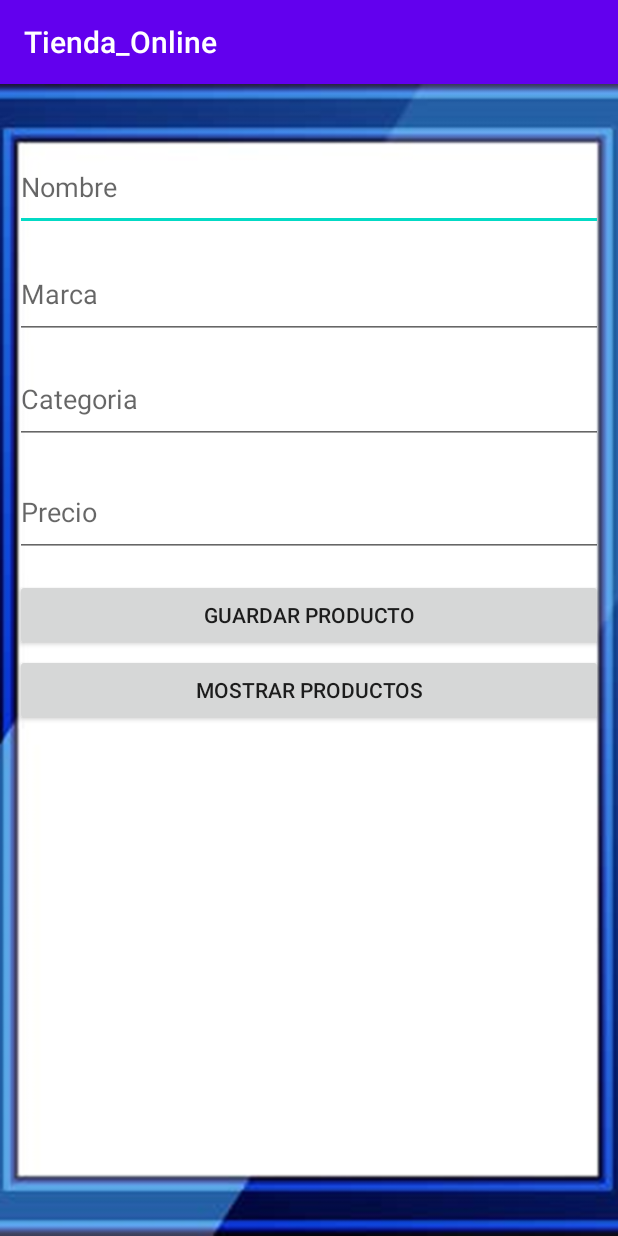
After one commit to usis043719/Calculadora_ProIII, an Android app: the agregar_Productos screen opened directly, with no data from a screen before it, on a phone screen of 412 x 824 dp. The commit adds this screen. Run offline under Robolectric (Android 15) with nearby library versions, the phone set to English and light mode, and no system bars.

Commit message:
Inicio, agregar y modificar

```diff
--- a/app/src/main/AndroidManifest.xml
+++ b/app/src/main/AndroidManifest.xml
@@ -9,6 +9,8 @@
         android:roundIcon="@mipmap/ic_launcher_round"
         android:supportsRtl="true"
         android:theme="@style/AppTheme">
+        <activity android:name=".agregar_Productos"></activity>
+        <activity android:name=".DB" />
         <activity android:name=".MainActivity">
             <intent-filter>
                 <action android:name="android.intent.action.MAIN" />
--- /dev/null
+++ b/app/src/main/java/com/ugb/calculadora/agregar_Productos.java
@@ -0,0 +1,75 @@
+package com.ugb.calculadora;
+
+import androidx.appcompat.app.AppCompatActivity;
+
+import android.content.Intent;
+import android.os.Bundle;
+import android.view.View;
+import android.widget.Button;
+import android.widget.TextView;
+import android.widget.Toast;
+
+public class agregar_Productos extends AppCompatActivity {
+    DB miDB;
+    String accion = "nuevo";
+    String idProducto = "0";
+
+    @Override
+    protected void onCreate(Bundle savedInstanceState) {
+        super.onCreate(savedInstanceState);
+        setContentView(R.layout.activity_agregar__productos);
+
+        Button btnGuardarProducto = (Button)findViewById(R.id.btnGuardarProducto);
+        btnGuardarProducto.setOnClickListener(new View.OnClickListener() {
+            @Override
+            public void onClick(View view) {
+                TextView tempVal = (TextView)findViewById(R.id.txtNombreProducto);
+                String nombre = tempVal.getText().toString();
+
+                tempVal = (TextView)findViewById(R.id.txtMarcaproducto);
+                String marca = tempVal.getText().toString();
+
+                tempVal = (TextView)findViewById(R.id.txtCategoriaProducto);
+                String categoria = tempVal.getText().toString();
+
+                tempVal = (TextView)findViewById(R.id.txtPrecioProducto);
+                String precio = tempVal.getText().toString();
+
+                String[] data = {idProducto,nombre,marca,categoria,precio};
+
+               // miDB = new DB(getApplicationContext(),"", null, 1);
+               // miDB.mantenimientoProductos(accion, data);
+
+                Toast.makeText(getApplicationContext(),"Registro de producto insertado con exito", Toast.LENGTH_LONG).show();
+                Intent mostrarProductos = new Intent(agregar_Productos.this, MainActivity.class);
+                startActivity(mostrarProductos);
+            }
+        });
+        mostrarDatosProducto();
+    }
+    void mostrarDatosProducto(){
+        try {
+            Bundle recibirParametros = getIntent().getExtras();
+            accion = recibirParametros.getString("accion");
+            if (accion.equals("modificar")){
+                String[] dataProducto = recibirParametros.getStringArray("dataProducto");
+
+                idProducto = dataProducto[0];
+
+                TextView tempVal = (TextView)findViewById(R.id.txtNombreProducto);
+                tempVal.setText(dataProducto[1]);
+
+                tempVal = (TextView)findViewById(R.id.txtMarcaproducto);
+                tempVal.setText(dataProducto[2]);
+
+                tempVal = (TextView)findViewById(R.id.txtCategoriaProducto);
+                tempVal.setText(dataProducto[3]);
+
+                tempVal = (TextView)findViewById(R.id.txtPrecioProducto);
+                tempVal.setText(dataProducto[4]);
+            }
+        }catch (Exception ex){
+            ///
+        }
+    }
+}
--- /dev/null
+++ b/app/src/main/res/layout/activity_agregar__productos.xml
@@ -0,0 +1,55 @@
+<?xml version="1.0" encoding="utf-8"?>
+<RelativeLayout xmlns:android="http://schemas.android.com/apk/res/android"
+    xmlns:app="http://schemas.android.com/apk/res-auto"
+    xmlns:tools="http://schemas.android.com/tools"
+    android:layout_width="match_parent"
+    android:layout_height="match_parent"
+    android:background="@drawable/imagen2"
+    android:padding="10dp"
+    tools:context=".agregar_Productos">
+
+    <EditText
+        android:id="@+id/txtNombreProducto"
+        android:layout_width="396dp"
+        android:layout_height="58dp"
+        android:layout_marginTop="30dp"
+        android:hint="Nombre" />
+
+    <EditText
+        android:id="@+id/txtMarcaproducto"
+        android:layout_width="match_parent"
+        android:layout_height="60dp"
+        android:layout_marginTop="100dp"
+        android:hint="Marca" />
+
+    <EditText
+        android:id="@+id/txtCategoriaProducto"
+        android:layout_width="match_parent"
+        android:layout_height="60dp"
+        android:layout_marginTop="170dp"
+        android:hint="Categoria" />
+
+    <EditText
+        android:id="@+id/txtPrecioProducto"
+        android:layout_width="match_parent"
+        android:layout_height="60dp"
+        android:layout_marginTop="245dp"
+        android:hint="Precio" />
+
+    <Button
+        android:id="@+id/btnGuardarProducto"
+        android:layout_width="match_parent"
+        android:layout_height="wrap_content"
+        android:layout_marginTop="320dp"
+        android:text="Guardar Producto" />
+
+    <Button
+        android:id="@+id/btnMostrarProducto"
+        android:layout_width="match_parent"
+        android:layout_height="wrap_content"
+        android:layout_marginTop="370dp"
+        android:text="Mostrar Productos" />
+
+
+
+</RelativeLayout>
```
Also changed, not shown: app/src/main/java/com/ugb/calculadora/DB.java (added, +15 -0 lines), app/src/main/res/drawable/ic_baseline_add_circle_24.xml (added, +10 -0 lines), app/src/main/res/drawable/ic_baseline_delete_24.xml (added, +10 -0 lines), app/src/main/res/drawable/ic_baseline_edit_24.xml (added, +10 -0 lines), app/src/main/res/layout/activity_d_b.xml (added, +9 -0 lines), app/src/main/res/menu/mimenu.xml (added, +15 -0 lines), app/src/main/res/values/strings.xml (+2 -20 lines), app/src/main/res/drawable/imagen2.png (added).
